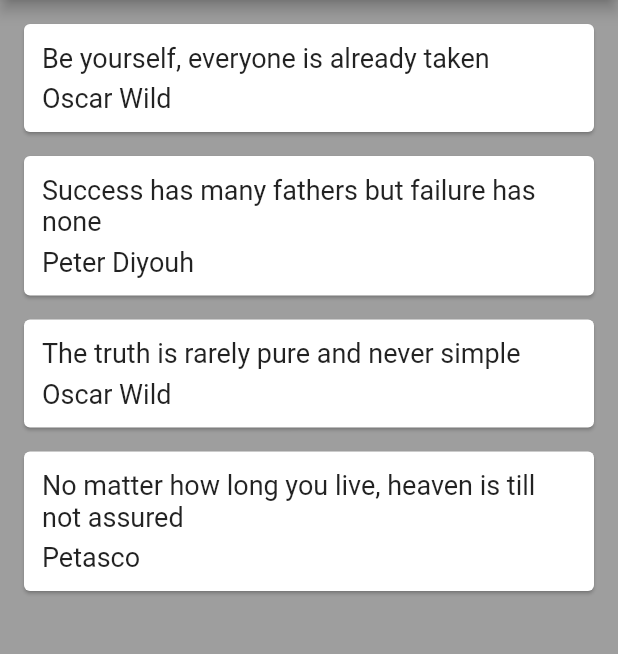
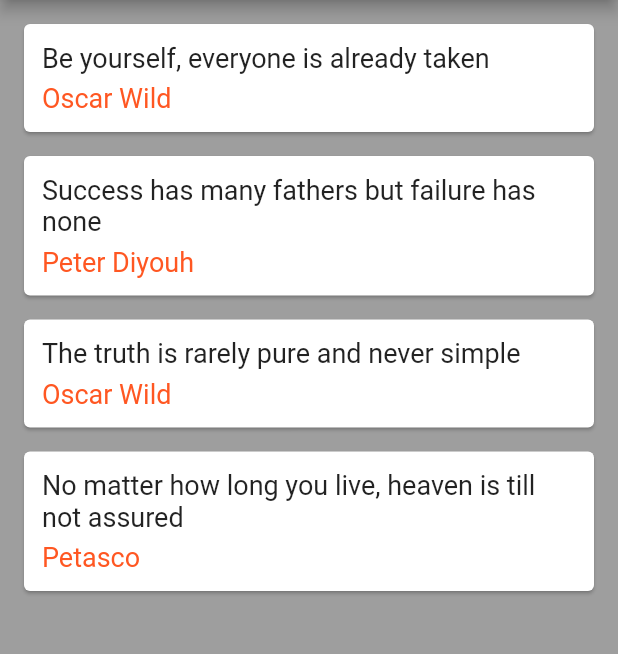
Before and after one commit to Petasco/quotes_app, a Flutter app: the screen it shows after launch, on a phone screen of 412 x 824 dp, the part 84-738 px from its top. Run offline on Flutter 3.47's test engine with Material 2 defaults, Android fonts, the phone set to English and light mode, and no system bars.

Commit message:
Update quote_card.dart

```diff
--- a/lib/quote_card.dart
+++ b/lib/quote_card.dart
@@ -24,7 +24,7 @@ class QuoteCard extends StatelessWidget {
             Text(quote.author,
               style: TextStyle(
                 fontSize: 18.0,
-                color: Colors.black87,
+                color: Colors.deepOrange,
               ),
             ),
           ],
```
